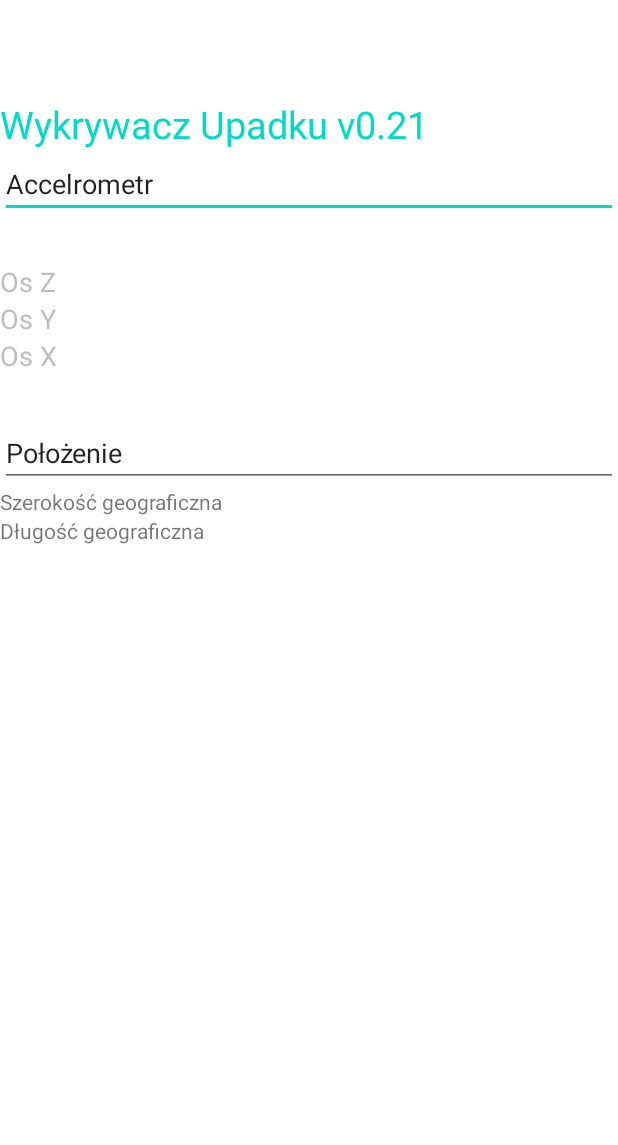
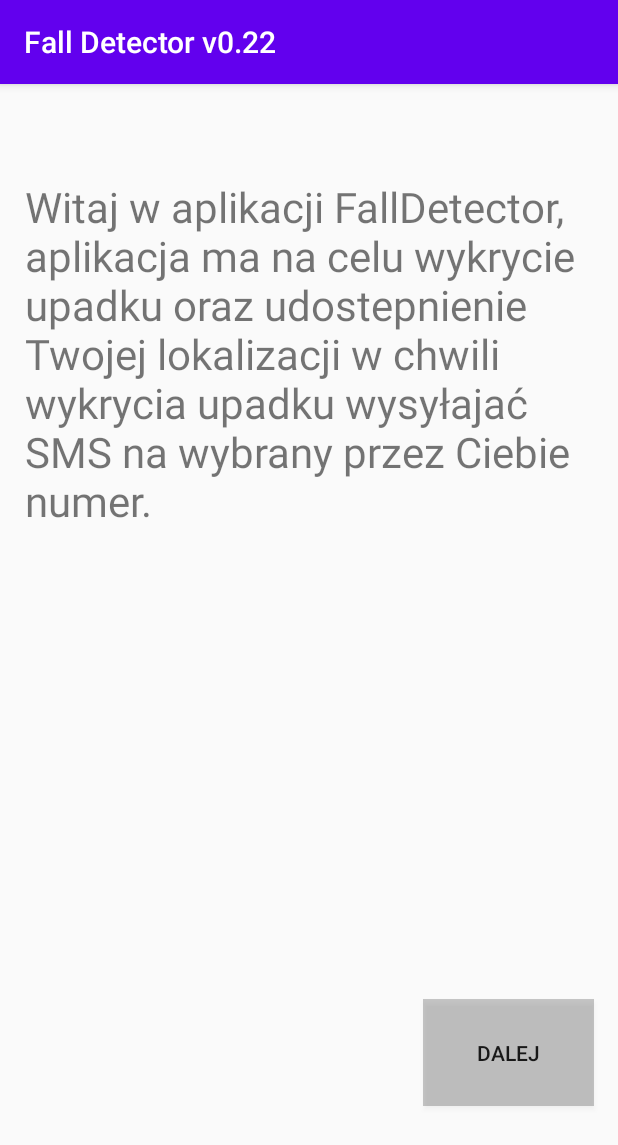
Before and after one commit to Fabix21/Fall-Detector, an Android app: the screen it shows after launch (MainActivity before the commit, WelcomeScreen after it), on a phone screen of 412 x 824 dp. Shown: the top 1145 px of the screen. Run offline under Robolectric (Android 15) with nearby library versions, the phone set to English and light mode, and no system bars.

Commit message:
Add new Activity: Welcome Screen Add new icon.

```diff
--- a/app/build.gradle
+++ b/app/build.gradle
@@ -28,6 +28,9 @@ dependencies {
 
     implementation 'androidx.appcompat:appcompat:1.1.0'
     implementation 'androidx.constraintlayout:constraintlayout:1.1.3'
+    implementation 'com.google.android.material:material:1.0.0'
+    implementation 'androidx.navigation:navigation-fragment:2.0.0'
+    implementation 'androidx.navigation:navigation-ui:2.0.0'
     testImplementation 'junit:junit:4.12'
     androidTestImplementation 'androidx.test.ext:junit:1.1.1'
     androidTestImplementation 'androidx.test.espresso:espresso-core:3.2.0'
--- /dev/null
+++ b/app/src/main/java/com/name/accelerometr/WelcomeScreen.java
@@ -0,0 +1,33 @@
+package com.name.accelerometr;
+
+import android.content.Intent;
+import android.os.Bundle;
+import android.view.View;
+import android.widget.Button;
+
+import androidx.appcompat.app.AppCompatActivity;
+
+public class WelcomeScreen extends AppCompatActivity {
+
+    private Button button;
+
+    @Override
+    protected void onCreate(Bundle savedInstanceState) {
+        super.onCreate(savedInstanceState);
+        setContentView(R.layout.activity_welcome_screen);
+
+        button = findViewById(R.id.nextActivity);
+        button.setOnClickListener(new View.OnClickListener() {
+            @Override
+            public void onClick(View v) {
+                openMainActivity();
+            }
+        });
+    }
+
+    private void openMainActivity() {
+        Intent intent = new Intent(this, MainActivity.class);
+        startActivity(intent);
+
+    }
+}
--- a/app/src/main/res/layout/activity_main.xml
+++ b/app/src/main/res/layout/activity_main.xml
@@ -16,7 +16,7 @@
             android:layout_width="wrap_content"
             android:layout_height="wrap_content"
             android:layout_marginTop="65dp"
-            android:text="Wykrywacz Upadku v0.21"
+            android:text="@string/appName"
             android:textColor="@color/colorAccent"
             android:textSize="25sp" />
 
@@ -41,8 +41,7 @@
             android:id="@+id/textView3"
             android:layout_width="wrap_content"
             android:layout_height="wrap_content"
-            android:layout_centerHorizontal="true"
-            android:layout_centerVertical="true"
+
             android:text="@string/os_y"
             android:textColor="@android:color/secondary_text_dark"
             android:textSize="18sp" />
--- /dev/null
+++ b/app/src/main/res/layout/activity_welcome_screen.xml
@@ -0,0 +1,42 @@
+<?xml version="1.0" encoding="utf-8"?>
+<androidx.constraintlayout.widget.ConstraintLayout xmlns:android="http://schemas.android.com/apk/res/android"
+    xmlns:app="http://schemas.android.com/apk/res-auto"
+    xmlns:tools="http://schemas.android.com/tools"
+    android:layout_width="match_parent"
+    android:layout_height="match_parent"
+    tools:context=".WelcomeScreen">
+
+    <TextView
+        android:id="@+id/textView6"
+        android:layout_width="380dp"
+        android:layout_height="500dp"
+        android:layout_marginStart="16dp"
+        android:layout_marginTop="16dp"
+        android:layout_marginEnd="15dp"
+        android:accessibilityLiveRegion="none"
+        android:shadowColor="#F3B6B6"
+        android:text="@string/welcome_message"
+        android:textSize="28sp"
+        app:autoSizeTextType="none"
+        app:layout_constraintBottom_toTopOf="@+id/nextActivity"
+        app:layout_constraintEnd_toEndOf="parent"
+        app:layout_constraintStart_toStartOf="parent"
+        app:layout_constraintTop_toTopOf="parent" />
+
+    <Button
+        android:id="@+id/nextActivity"
+        android:layout_width="114dp"
+        android:layout_height="71dp"
+        android:layout_marginStart="295dp"
+        android:layout_marginEnd="28dp"
+        android:layout_marginBottom="40dp"
+        android:background="@color/cardview_shadow_start_color"
+        android:text="Dalej"
+        app:layout_constraintBottom_toBottomOf="parent"
+        app:layout_constraintEnd_toEndOf="parent"
+        app:layout_constraintHorizontal_bias="0.538"
+        app:layout_constraintStart_toStartOf="parent"
+        app:layout_constraintTop_toBottomOf="@+id/textView6"
+        app:layout_constraintVertical_bias="0.789" />
+
+</androidx.constraintlayout.widget.ConstraintLayout>
--- /dev/null
+++ b/app/src/main/res/values/dimens.xml
@@ -0,0 +1,3 @@
+<resources>
+    <dimen name="fab_margin">16dp</dimen>
+</resources>
--- a/app/src/main/res/values/strings.xml
+++ b/app/src/main/res/values/strings.xml
@@ -1,7 +1,7 @@
 <?xml version="1.0" encoding="utf-8"?>
 <resources>
 
-    <string name="app_name">Turbo wykrywacz upadku v0.21</string>
+    <string name="app_name">Fall Detector v0.22</string>
     <string name="accelrometr">Accelrometr</string>
     <string name="os_z">Os Z</string>
     <string name="os_y">Os Y</string>
@@ -9,6 +9,9 @@
     <string name="po_o_enie">Położenie</string>
     <string name="szeroko_geograficzna">Szerokość geograficzna</string>
     <string name="d_ugo_geograficzna">Długość geograficzna</string>
+    <string name="title_activity_welcome_screen">welcomeScreen</string>
+    <string name="welcome_message">Witaj w aplikacji FallDetector, aplikacja ma na celu wykrycie upadku oraz udostepnienie Twojej lokalizacji w chwili wykrycia upadku wysyłajać SMS na wybrany przez Ciebie numer.</string>
+    <string name="appName">Wykrywacz Upadku v0.22</string>
 
 
 </resources>
```
Also changed, not shown: app/src/main/AndroidManifest.xml (+12 -9 lines), app/src/main/res/values/styles.xml (+9 -0 lines), app/src/main/res/mipmap-xxhdpi/ic_launcher.png (deleted), app/src/main/res/mipmap-xxhdpi/icon.png (added).
